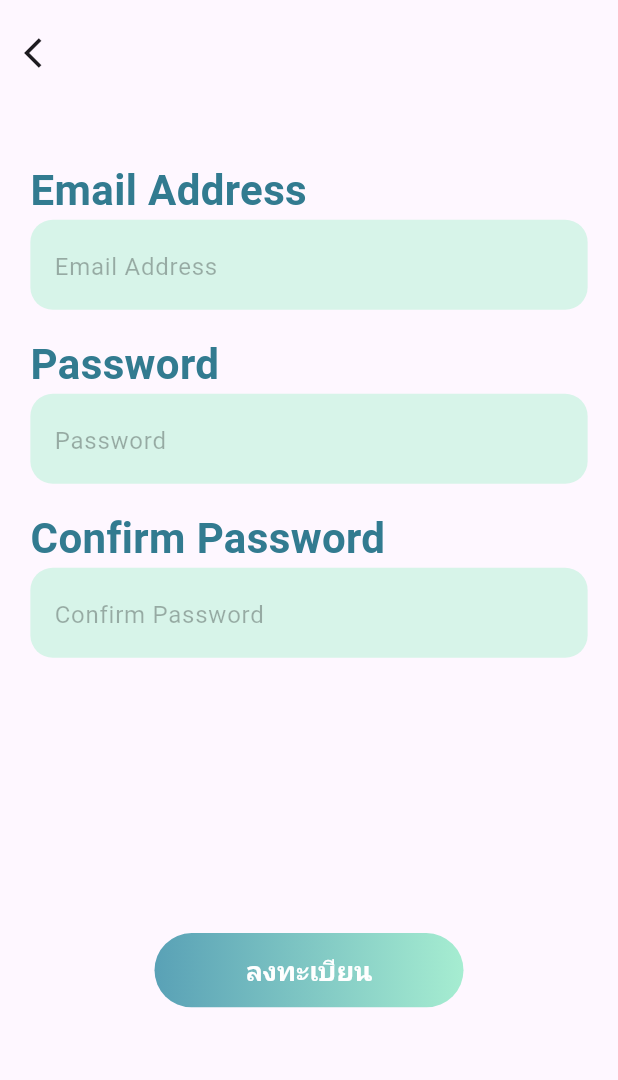
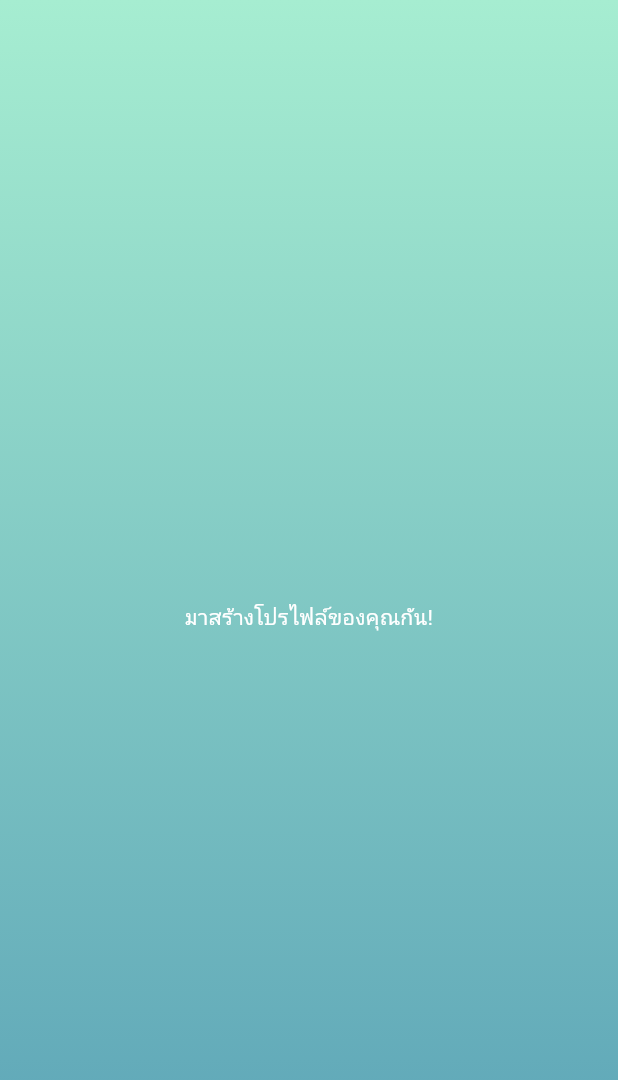
Before and after one commit to TaNuNian/workmai, a Flutter app: the RegisterPage screen opened by its route, after a tap on "ลงทะเบียน", on a phone screen of 412 x 824 dp. Shown: the top 1080 px of the screen. Run offline on Flutter 3.47's test engine with Material 3 defaults, Android fonts, the phone set to English and light mode, and no system bars; our stand-ins replace cloud_firestore, firebase_auth, firebase_core, form_field_validator, google_fonts; accounts and stored records are empty; Roboto replaces fonts that are missing (Sarabun).

Commit message:
Comment TODO

```diff
--- a/lib/routes.dart
+++ b/lib/routes.dart
@@ -1,20 +1,12 @@
 import 'package:flutter/cupertino.dart';
 import 'package:flutter/material.dart';
-// import 'package:workmai/src/pages/home_page/home_page.dart';
-// import 'package:workmai/src/pages/profile_page/profile_page.dart';
-// import 'package:workmai/src/pages/search_page/search_page.dart';
-// import 'package:workmai/src/pre_pages/login_page/login_page.dart';
-// import 'package:workmai/src/pre_pages/name_bd_input_page/name_bd_input_page.dart';
-// import 'package:workmai/src/pre_pages/login_page/login_page.dart';
+import 'package:workmai/src/pre_pages/create_account_pages/create_account_pages.dart';
 import 'package:workmai/src/pre_pages/login_page/login_page_2.dart';
 import 'package:workmai/src/pre_pages/register_page/register_page.dart';
 
 Map<String, WidgetBuilder> routes = {
   // '/home' : (context) => HomePage(),
-  // '/profile' : (context) => ProfilePage(),
-  // '/search' : (context) => SearchPage(),
-  // '/inputnamebd' : (context) => NameBdInputPage(),
-  // '/login': (context) => LoginPage(),
-  '/login2': (context) => LoginPage2(),
-  '/register': (context) => RegisterPage()
+  '/login2': (context) => const LoginPage2(),
+  '/register': (context) => const RegisterPage(),
+  '/create-account' : (context) => const CreateAccountPages(),
 };
--- /dev/null
+++ b/lib/src/pre_pages/create_account_pages/create_account_pages.dart
@@ -0,0 +1,29 @@
+import 'package:flutter/material.dart';
+import 'package:google_fonts/google_fonts.dart';
+import 'package:workmai/src/decor/gradients.dart';
+
+class CreateAccountPages extends StatelessWidget {
+  const CreateAccountPages({super.key});
+
+  @override
+  Widget build(BuildContext context) {
+    return Scaffold(
+      body: SafeArea(
+        child: Column(
+          children: [
+            Expanded(
+              child: Container(
+                decoration: const BoxDecoration(gradient: mainLinearGradient),
+                child: Center(
+                    child: Text(
+                  'มาสร้างโปรไฟล์ของคุณกัน!',
+                  style: GoogleFonts.sarabun(color: Colors.white),
+                )),
+              ),
+            ),
+          ],
+        ),
+      ),
+    );
+  }
+}
--- a/lib/src/pre_pages/login_page/login_page_widget/forgot_password.dart
+++ b/lib/src/pre_pages/login_page/login_page_widget/forgot_password.dart
@@ -6,7 +6,9 @@ class ForgotPassword extends StatelessWidget {
   @override
   Widget build(BuildContext context) {
     return TextButton(
-      onPressed: () {},
+      onPressed: () {
+        // TODO : FORGOT PASSWORD VERIFICATION
+      },
       child: Text(
         'ลืมรหัสผ่าน',
         style: Theme.of(context).textTheme.bodySmall,
--- a/lib/src/pre_pages/register_page/register_page.dart
+++ b/lib/src/pre_pages/register_page/register_page.dart
@@ -45,7 +45,7 @@ class _RegisterPageState extends State<RegisterPage> {
           ),
           child: Column(
             children: [
-              Container(
+              SizedBox(
                 height: MediaQuery
                     .sizeOf(context)
                     .height * 0.6,
--- a/lib/src/pre_pages/register_page/register_page_wg/register_button.dart
+++ b/lib/src/pre_pages/register_page/register_page_wg/register_button.dart
@@ -18,6 +18,9 @@ class RegisterButton extends StatelessWidget {
       child: ElevatedButton(
         onPressed: () {
           // TODO: PLUG TO FIREBASE
+
+          // Temporary Test create_account_pages
+          Navigator.pushNamed(context, '/create-account');
         },
         style: ElevatedButton.styleFrom(
           backgroundColor: Colors.transparent,
```
